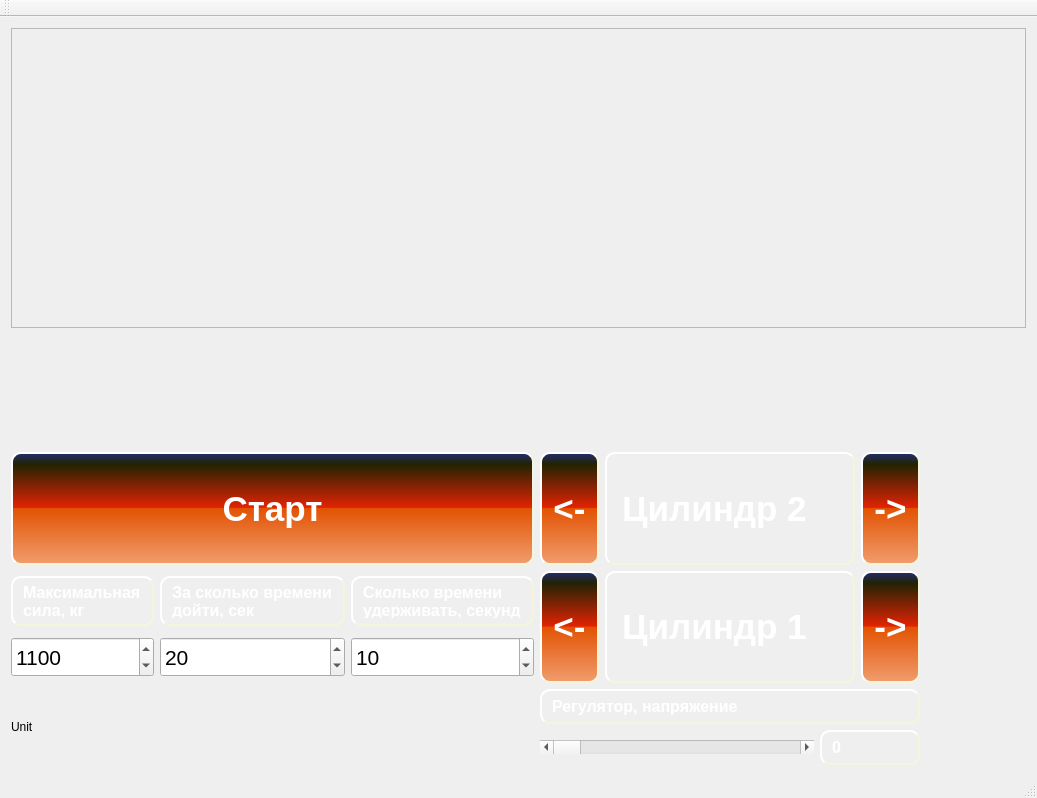
Qt form mainwindow.ui (andreyshmelev/strength-test-with-camera-and-qcustomplot) before a commit.
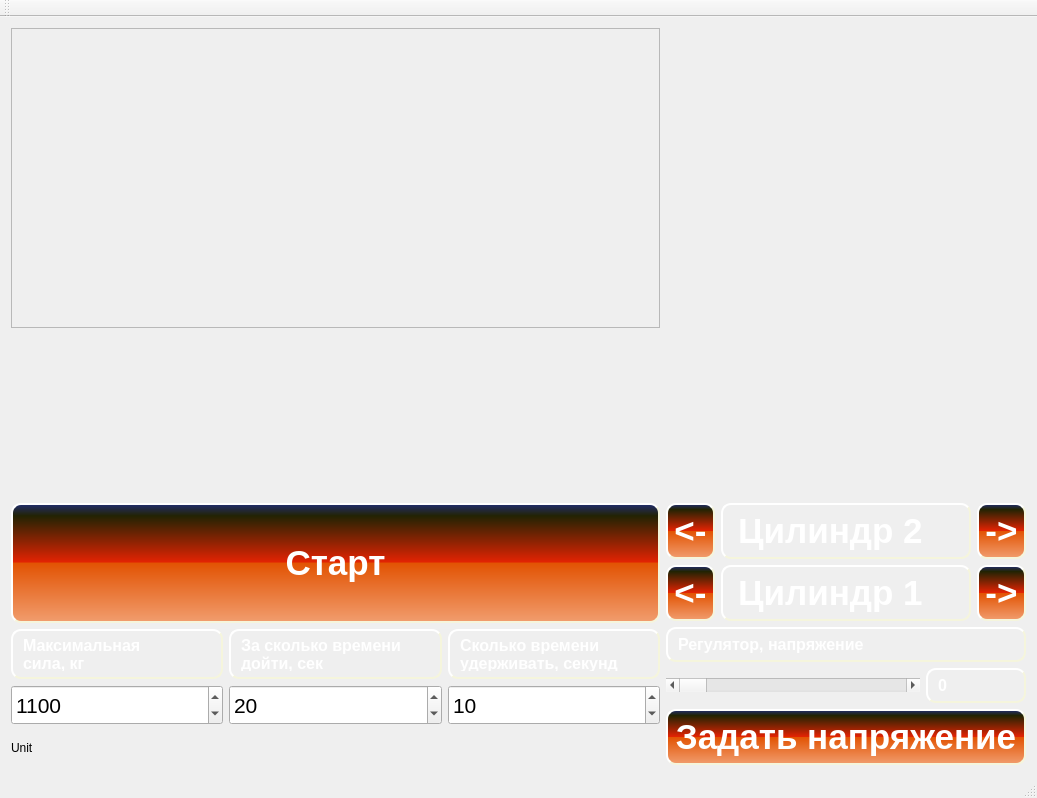
The same form after that commit. Custom widgets are drawn as their Qt base class.

Diff of the .ui file:
```diff
--- a/mainwindow.ui
+++ b/mainwindow.ui
@@ -27,11 +27,32 @@
 }</string>
   </property>
   <widget class="QWidget" name="centralWidget">
-   <layout class="QGridLayout" name="gridLayout_6">
-    <item row="3" column="2">
-     <layout class="QGridLayout" name="gridLayout_2">
+   <layout class="QGridLayout" name="gridLayout_7">
       <item row="0" column="0">
-       <widget class="QPushButton" name="stopbutton_5">
+     <widget class="QScrollArea" name="scrollArea">
+      <property name="minimumSize">
+       <size>
+        <width>0</width>
+        <height>300</height>
+       </size>
+      </property>
+      <property name="widgetResizable">
+       <bool>true</bool>
+      </property>
+      <widget class="QWidget" name="scrollAreaWidgetContents">
+       <property name="geometry">
+        <rect>
+         <x>0</x>
+         <y>0</y>
+         <width>618</width>
+         <height>298</height>
+        </rect>
+       </property>
+      </widget>
+     </widget>
+    </item>
+    <item row="1" column="0" colspan="2">
+     <widget class="QCustomPlot" name="customPlot" native="true">
         <property name="sizePolicy">
          <sizepolicy hsizetype="Expanding" vsizetype="Expanding">
           <horstretch>0</horstretch>
@@ -40,159 +61,35 @@
         </property>
         <property name="maximumSize">
          <size>
-          <width>120</width>
-          <height>120</height>
-         </size>
-        </property>
-        <property name="font">
-         <font>
-          <pointsize>-1</pointsize>
-          <weight>75</weight>
-          <italic>false</italic>
-          <bold>true</bold>
-         </font>
-        </property>
-        <property name="styleSheet">
-         <string notr="true">QPushButton 
-{
-background-color: QLinearGradient( x1: 0, y1: 0, x2: 0, y2: 1, stop: 0 #212D6E, stop: 0.1 #222303, stop: 0.49 #E22303, stop: 0.5 #E25303, stop: 1 #F19D6E);
-
-
-    border-style: outset;
-    border-width: 2px;
-    border-radius: 10px;
-    border-color: beige;
-    font: bold 35px; color: white;
-    padding: 6px;
-}
-
-
-
-QPushButton:disabled 
-{
-background-color: qlineargradient(spread:pad, x1:0, y1:0, x2:1, y2:0, stop:0 rgba(226,83,3, 70), stop:1 rgba(226,83,3, 70));
-    border-style: outset;
-    border-width: 2px;
-    border-radius: 10px;
-    border-color: beige;
-    font: bold 35px; color: white;
-    padding: 6px;
-}
-
-QPushButton:pressed 
-{
-background-color: qlineargradient(spread:pad, x1:0, y1:0, x2:0, y2:1, stop:0 rgba(0xe2,0x3c,0x03, 255), stop:1 rgba(226,83,3, 255));
-    border-style: outset;
-    border-width: 2px;
-    border-radius: 10px;
-    border-color: beige;
-    font: bold 35px; color: white;
-    padding: 6px;
-}</string>
-        </property>
-        <property name="text">
-         <string>&lt;-</string>
-        </property>
-       </widget>
-      </item>
-      <item row="0" column="1">
-       <widget class="QLabel" name="label_5">
+        <width>16777215</width>
+        <height>250</height>
+       </size>
+      </property>
+     </widget>
+    </item>
+    <item row="1" column="2">
+     <widget class="QCustomPlot" name="customPlot_2" native="true">
         <property name="sizePolicy">
-         <sizepolicy hsizetype="Minimum" vsizetype="Preferred">
+       <sizepolicy hsizetype="Preferred" vsizetype="Expanding">
           <horstretch>0</horstretch>
           <verstretch>0</verstretch>
          </sizepolicy>
         </property>
         <property name="minimumSize">
          <size>
-          <width>250</width>
+        <width>100</width>
           <height>0</height>
          </size>
         </property>
-        <property name="styleSheet">
-         <string notr="true">
-
-    border-style: outset;
-    border-width: 2px;
-    border-radius: 10px;
-    border-color: beige;
-    font: bold 35px; color: white;
-    padding: 6px;
-</string>
-        </property>
-        <property name="text">
-         <string>Цилиндр 1</string>
-        </property>
-       </widget>
-      </item>
-      <item row="0" column="2">
-       <widget class="QPushButton" name="stopbutton_4">
-        <property name="sizePolicy">
-         <sizepolicy hsizetype="Expanding" vsizetype="Expanding">
-          <horstretch>0</horstretch>
-          <verstretch>0</verstretch>
-         </sizepolicy>
-        </property>
         <property name="maximumSize">
          <size>
-          <width>120</width>
-          <height>120</height>
-         </size>
-        </property>
-        <property name="font">
-         <font>
-          <pointsize>-1</pointsize>
-          <weight>75</weight>
-          <italic>false</italic>
-          <bold>true</bold>
-         </font>
-        </property>
-        <property name="styleSheet">
-         <string notr="true">QPushButton 
-{
-background-color: QLinearGradient( x1: 0, y1: 0, x2: 0, y2: 1, stop: 0 #212D6E, stop: 0.1 #222303, stop: 0.49 #E22303, stop: 0.5 #E25303, stop: 1 #F19D6E);
-
-
-    border-style: outset;
-    border-width: 2px;
-    border-radius: 10px;
-    border-color: beige;
-    font: bold 35px; color: white;
-    padding: 6px;
-}
-
-
-
-QPushButton:disabled 
-{
-background-color: qlineargradient(spread:pad, x1:0, y1:0, x2:1, y2:0, stop:0 rgba(226,83,3, 70), stop:1 rgba(226,83,3, 70));
-    border-style: outset;
-    border-width: 2px;
-    border-radius: 10px;
-    border-color: beige;
-    font: bold 35px; color: white;
-    padding: 6px;
-}
-
-QPushButton:pressed 
-{
-background-color: qlineargradient(spread:pad, x1:0, y1:0, x2:0, y2:1, stop:0 rgba(0xe2,0x3c,0x03, 255), stop:1 rgba(226,83,3, 255));
-    border-style: outset;
-    border-width: 2px;
-    border-radius: 10px;
-    border-color: beige;
-    font: bold 35px; color: white;
-    padding: 6px;
-}</string>
-        </property>
-        <property name="text">
-         <string>-&gt;</string>
-        </property>
-       </widget>
-      </item>
-     </layout>
-    </item>
-    <item row="2" column="0" colspan="2">
+        <width>250</width>
+        <height>250</height>
+       </size>
+      </property>
+     </widget>
+    </item>
+    <item row="2" column="0">
      <layout class="QGridLayout" name="gridLayout">
       <item row="0" column="2">
        <widget class="QPushButton" name="startButton">
@@ -267,7 +164,9 @@
       </item>
      </layout>
     </item>
-    <item row="2" column="2">
+    <item row="2" column="1" rowspan="3" colspan="2">
+     <layout class="QGridLayout" name="gridLayout_6">
+      <item row="0" column="0">
      <layout class="QGridLayout" name="gridLayout_3">
       <item row="0" column="1">
        <widget class="QLabel" name="label_4">
@@ -430,14 +329,171 @@
       </item>
      </layout>
     </item>
-    <item row="4" column="0" colspan="2">
-     <widget class="QLabel" name="message">
+      <item row="1" column="0">
+       <layout class="QGridLayout" name="gridLayout_2">
+        <item row="0" column="0">
+         <widget class="QPushButton" name="cyl1back_2">
+          <property name="sizePolicy">
+           <sizepolicy hsizetype="Expanding" vsizetype="Expanding">
+            <horstretch>0</horstretch>
+            <verstretch>0</verstretch>
+           </sizepolicy>
+          </property>
+          <property name="maximumSize">
+           <size>
+            <width>120</width>
+            <height>120</height>
+           </size>
+          </property>
+          <property name="font">
+           <font>
+            <pointsize>-1</pointsize>
+            <weight>75</weight>
+            <italic>false</italic>
+            <bold>true</bold>
+           </font>
+          </property>
+          <property name="styleSheet">
+           <string notr="true">QPushButton 
+{
+background-color: QLinearGradient( x1: 0, y1: 0, x2: 0, y2: 1, stop: 0 #212D6E, stop: 0.1 #222303, stop: 0.49 #E22303, stop: 0.5 #E25303, stop: 1 #F19D6E);
+
+
+    border-style: outset;
+    border-width: 2px;
+    border-radius: 10px;
+    border-color: beige;
+    font: bold 35px; color: white;
+    padding: 6px;
+}
+
+
+
+QPushButton:disabled 
+{
+background-color: qlineargradient(spread:pad, x1:0, y1:0, x2:1, y2:0, stop:0 rgba(226,83,3, 70), stop:1 rgba(226,83,3, 70));
+    border-style: outset;
+    border-width: 2px;
+    border-radius: 10px;
+    border-color: beige;
+    font: bold 35px; color: white;
+    padding: 6px;
+}
+
+QPushButton:pressed 
+{
+background-color: qlineargradient(spread:pad, x1:0, y1:0, x2:0, y2:1, stop:0 rgba(0xe2,0x3c,0x03, 255), stop:1 rgba(226,83,3, 255));
+    border-style: outset;
+    border-width: 2px;
+    border-radius: 10px;
+    border-color: beige;
+    font: bold 35px; color: white;
+    padding: 6px;
+}</string>
+          </property>
       <property name="text">
-       <string>Unit</string>
+           <string>&lt;-</string>
       </property>
      </widget>
     </item>
-    <item row="4" column="2">
+        <item row="0" column="1">
+         <widget class="QLabel" name="label_5">
+          <property name="sizePolicy">
+           <sizepolicy hsizetype="Minimum" vsizetype="Preferred">
+            <horstretch>0</horstretch>
+            <verstretch>0</verstretch>
+           </sizepolicy>
+          </property>
+          <property name="minimumSize">
+           <size>
+            <width>250</width>
+            <height>0</height>
+           </size>
+          </property>
+          <property name="styleSheet">
+           <string notr="true">
+
+    border-style: outset;
+    border-width: 2px;
+    border-radius: 10px;
+    border-color: beige;
+    font: bold 35px; color: white;
+    padding: 6px;
+</string>
+          </property>
+          <property name="text">
+           <string>Цилиндр 1</string>
+          </property>
+         </widget>
+        </item>
+        <item row="0" column="2">
+         <widget class="QPushButton" name="cyl1back">
+          <property name="sizePolicy">
+           <sizepolicy hsizetype="Expanding" vsizetype="Expanding">
+            <horstretch>0</horstretch>
+            <verstretch>0</verstretch>
+           </sizepolicy>
+          </property>
+          <property name="maximumSize">
+           <size>
+            <width>120</width>
+            <height>120</height>
+           </size>
+          </property>
+          <property name="font">
+           <font>
+            <pointsize>-1</pointsize>
+            <weight>75</weight>
+            <italic>false</italic>
+            <bold>true</bold>
+           </font>
+          </property>
+          <property name="styleSheet">
+           <string notr="true">QPushButton 
+{
+background-color: QLinearGradient( x1: 0, y1: 0, x2: 0, y2: 1, stop: 0 #212D6E, stop: 0.1 #222303, stop: 0.49 #E22303, stop: 0.5 #E25303, stop: 1 #F19D6E);
+
+
+    border-style: outset;
+    border-width: 2px;
+    border-radius: 10px;
+    border-color: beige;
+    font: bold 35px; color: white;
+    padding: 6px;
+}
+
+
+
+QPushButton:disabled 
+{
+background-color: qlineargradient(spread:pad, x1:0, y1:0, x2:1, y2:0, stop:0 rgba(226,83,3, 70), stop:1 rgba(226,83,3, 70));
+    border-style: outset;
+    border-width: 2px;
+    border-radius: 10px;
+    border-color: beige;
+    font: bold 35px; color: white;
+    padding: 6px;
+}
+
+QPushButton:pressed 
+{
+background-color: qlineargradient(spread:pad, x1:0, y1:0, x2:0, y2:1, stop:0 rgba(0xe2,0x3c,0x03, 255), stop:1 rgba(226,83,3, 255));
+    border-style: outset;
+    border-width: 2px;
+    border-radius: 10px;
+    border-color: beige;
+    font: bold 35px; color: white;
+    padding: 6px;
+}</string>
+          </property>
+          <property name="text">
+           <string>-&gt;</string>
+          </property>
+         </widget>
+        </item>
+       </layout>
+      </item>
+      <item row="2" column="0">
      <layout class="QGridLayout" name="gridLayout_4">
       <item row="1" column="0">
        <widget class="QScrollBar" name="horizontalScrollBar">
@@ -497,68 +553,54 @@
       </item>
      </layout>
     </item>
-    <item row="0" column="0" colspan="4">
-     <widget class="QScrollArea" name="scrollArea">
-      <property name="minimumSize">
-       <size>
-        <width>0</width>
-        <height>300</height>
-       </size>
-      </property>
-      <property name="widgetResizable">
-       <bool>true</bool>
-      </property>
-      <widget class="QWidget" name="scrollAreaWidgetContents">
-       <property name="geometry">
-        <rect>
-         <x>0</x>
-         <y>0</y>
-         <width>1013</width>
-         <height>298</height>
-        </rect>
-       </property>
-      </widget>
-     </widget>
-    </item>
-    <item row="1" column="3">
-     <widget class="QCustomPlot" name="customPlot_2" native="true">
-      <property name="sizePolicy">
-       <sizepolicy hsizetype="Preferred" vsizetype="Expanding">
-        <horstretch>0</horstretch>
-        <verstretch>0</verstretch>
-       </sizepolicy>
-      </property>
-      <property name="minimumSize">
-       <size>
-        <width>100</width>
-        <height>0</height>
-       </size>
-      </property>
-      <property name="maximumSize">
-       <size>
-        <width>250</width>
-        <height>250</height>
-       </size>
-      </property>
-     </widget>
+      <item row="3" column="0">
+       <widget class="QPushButton" name="setvoltagebutton">
+        <property name="styleSheet">
+         <string notr="true">QPushButton 
+{
+background-color: QLinearGradient( x1: 0, y1: 0, x2: 0, y2: 1, stop: 0 #212D6E, stop: 0.1 #222303, stop: 0.49 #E22303, stop: 0.5 #E25303, stop: 1 #F19D6E);
+
+
+    border-style: outset;
+    border-width: 2px;
+    border-radius: 10px;
+    border-color: beige;
+    font: bold 35px; color: white;
+    padding: 6px;
+}
+
+
+
+QPushButton:disabled 
+{
+background-color: qlineargradient(spread:pad, x1:0, y1:0, x2:1, y2:0, stop:0 rgba(226,83,3, 70), stop:1 rgba(226,83,3, 70));
+    border-style: outset;
+    border-width: 2px;
+    border-radius: 10px;
+    border-color: beige;
+    font: bold 35px; color: white;
+    padding: 6px;
+}
+
+QPushButton:pressed 
+{
+background-color: qlineargradient(spread:pad, x1:0, y1:0, x2:0, y2:1, stop:0 rgba(0xe2,0x3c,0x03, 255), stop:1 rgba(226,83,3, 255));
+    border-style: outset;
+    border-width: 2px;
+    border-radius: 10px;
+    border-color: beige;
+    font: bold 35px; color: white;
+    padding: 6px;
+}</string>
+        </property>
+        <property name="text">
+         <string>Задать напряжение</string>
+        </property>
+       </widget>
+      </item>
+     </layout>
     </item>
-    <item row="1" column="0" colspan="3">
-     <widget class="QCustomPlot" name="customPlot" native="true">
-      <property name="sizePolicy">
-       <sizepolicy hsizetype="Expanding" vsizetype="Expanding">
-        <horstretch>0</horstretch>
-        <verstretch>0</verstretch>
-       </sizepolicy>
-      </property>
-      <property name="maximumSize">
-       <size>
-        <width>16777215</width>
-        <height>250</height>
-       </size>
-      </property>
-     </widget>
-    </item>
-    <item row="3" column="0" colspan="2">
+    <item row="3" column="0">
      <layout class="QGridLayout" name="gridLayout_5">
       <item row="1" column="0">
        <widget class="QSpinBox" name="spinBox">
@@ -754,6 +796,13 @@
       </item>
      </layout>
     </item>
+    <item row="4" column="0">
+     <widget class="QLabel" name="message">
+      <property name="text">
+       <string>Unit</string>
+      </property>
+     </widget>
+    </item>
    </layout>
   </widget>
   <widget class="QMenuBar" name="menuBar">
```
Left out of the diff: 4 changed lines with no effect on the pictures. Lines whose indentation alone changed are shown as unchanged.
